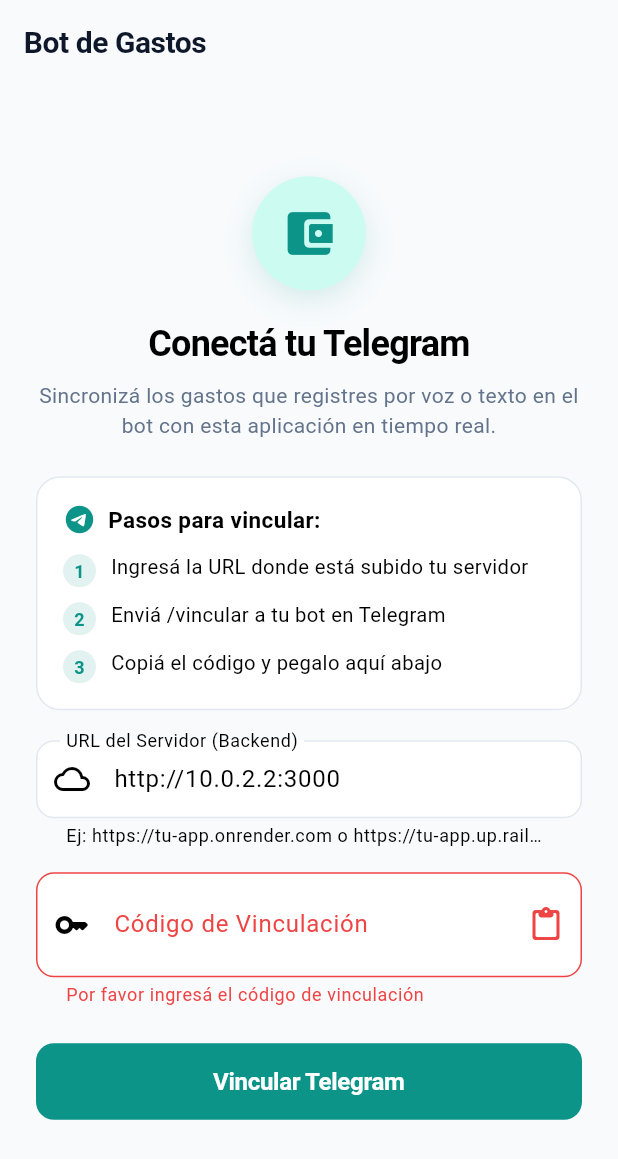
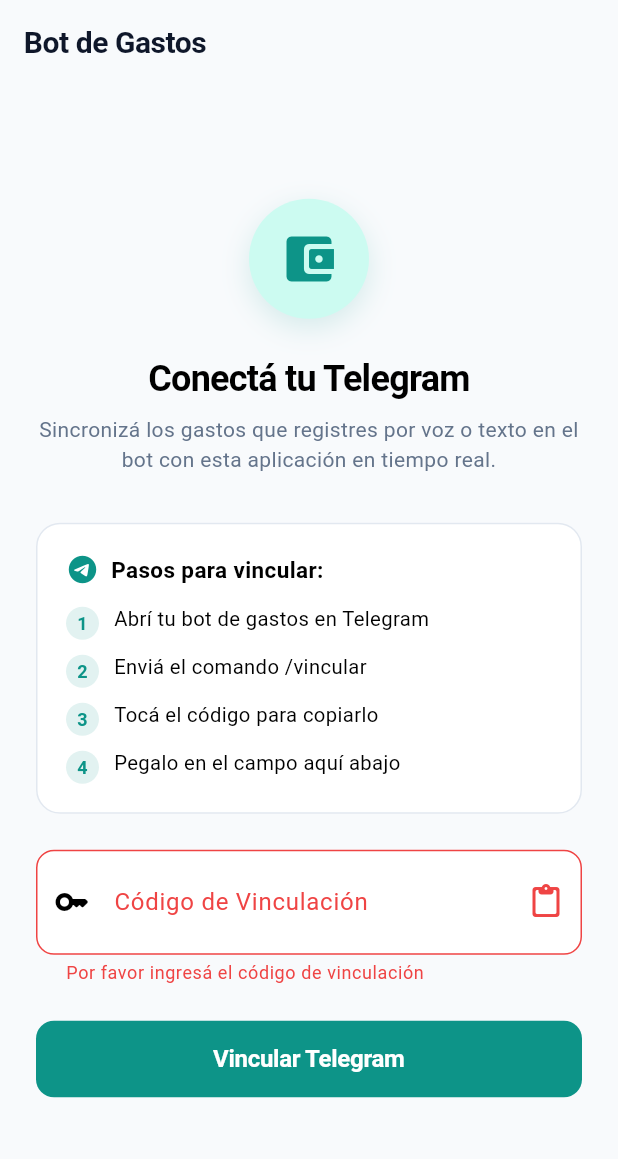
Before and after one commit to Santiago-Carrizo7/bot-gastos, a Flutter app: the screen it shows after launch, after a tap on "Vincular Telegram", on a phone screen of 412 x 824 dp. Shown: the top 1159 px of the screen. Run offline on Flutter 3.47's test engine with Material 3 defaults, Android fonts, the phone set to English and light mode, and no system bars; our stand-ins replace dio, fl_chart, flutter_riverpod, flutter_secure_storage; network calls fail.

Commit message:
chore(mobile): configurar url de produccion fija en cliente api

```diff
--- a/mobile/lib/core/api/api_endpoints.dart
+++ b/mobile/lib/core/api/api_endpoints.dart
@@ -1,21 +1,5 @@
-import 'package:flutter/foundation.dart';
-
 class ApiEndpoints {
-  static String get defaultBaseUrl {
-    if (kIsWeb) {
-      return 'http://localhost:3000';
-    }
-    switch (defaultTargetPlatform) {
-      case TargetPlatform.android:
-        return 'http://10.0.2.2:3000';
-      case TargetPlatform.iOS:
-      case TargetPlatform.windows:
-      case TargetPlatform.macOS:
-      case TargetPlatform.linux:
-      default:
-        return 'http://localhost:3000';
-    }
-  }
+  static const String defaultBaseUrl = 'https://bot-gastos-nezr.onrender.com';
 
   // Endpoints
   static const String health = '/health';
--- a/mobile/lib/features/auth/presentation/link_screen.dart
+++ b/mobile/lib/features/auth/presentation/link_screen.dart
@@ -1,8 +1,6 @@
 import 'package:flutter/material.dart';
 import 'package:flutter/services.dart';
 import 'package:flutter_riverpod/flutter_riverpod.dart';
-import '../../../core/api/api_endpoints.dart';
-import '../../../core/providers/core_providers.dart';
 import '../../../core/theme/app_colors.dart';
 import '../providers/auth_provider.dart';
 
@@ -15,31 +13,13 @@
 
 class _LinkScreenState extends ConsumerState<LinkScreen> {
   final TextEditingController _tokenController = TextEditingController();
-  final TextEditingController _urlController = TextEditingController();
   final _formKey = GlobalKey<FormState>();
   bool _isLoading = false;
   String? _errorMessage;
 
   @override
-  void initState() {
-    super.initState();
-    _loadCurrentUrl();
-  }
-
-  Future<void> _loadCurrentUrl() async {
-    final storage = ref.read(secureStorageProvider);
-    final savedUrl = await storage.getApiBaseUrl();
-    if (mounted) {
-      setState(() {
-        _urlController.text = savedUrl ?? ApiEndpoints.defaultBaseUrl;
-      });
-    }
-  }
-
-  @override
   void dispose() {
     _tokenController.dispose();
-    _urlController.dispose();
     super.dispose();
   }
 
@@ -61,13 +41,6 @@
       _errorMessage = null;
     });
 
-    // Guardar primero la URL del servidor ingresada
-    var cleanUrl = _urlController.text.trim();
-    if (cleanUrl.endsWith('/')) {
-      cleanUrl = cleanUrl.substring(0, cleanUrl.length - 1);
-    }
-    await ref.read(secureStorageProvider).saveApiBaseUrl(cleanUrl);
-
     final success = await ref
         .read(authNotifierProvider.notifier)
         .linkAccount(_tokenController.text.trim());
@@ -82,7 +55,7 @@
       final authState = ref.read(authNotifierProvider);
       setState(() {
         _errorMessage = authState.errorMessage ??
-            'No se pudo conectar con el servidor ($cleanUrl). Verificá la URL del backend y el código de vinculación.';
+            'No se pudo vincular la cuenta. Verificá que el código sea correcto y tu conexión a internet.';
       });
     }
   }
@@ -108,8 +81,8 @@
                   // Icono Hero
                   Center(
                     child: Container(
-                      width: 76,
-                      height: 76,
+                      width: 80,
+                      height: 80,
                       decoration: BoxDecoration(
                         color: isDark
                             ? AppColors.surfaceDark
@@ -125,12 +98,12 @@
                       ),
                       child: const Icon(
                         Icons.account_balance_wallet_rounded,
-                        size: 38,
+                        size: 40,
                         color: AppColors.primary,
                       ),
                     ),
                   ),
-                  const SizedBox(height: 20),
+                  const SizedBox(height: 24),
 
                   // Título & Subtítulo
                   Text(
@@ -153,12 +126,12 @@
                       height: 1.4,
                     ),
                   ),
-                  const SizedBox(height: 24),
+                  const SizedBox(height: 32),
 
                   // Card de Instrucciones
                   Card(
                     child: Padding(
-                      padding: const EdgeInsets.all(18.0),
+                      padding: const EdgeInsets.all(20.0),
                       child: Column(
                         crossAxisAlignment: CrossAxisAlignment.start,
                         children: [
@@ -181,38 +154,16 @@
                               ),
                             ],
                           ),
-                          const SizedBox(height: 12),
-                          _buildStepItem('1', 'Ingresá la URL donde está subido tu servidor'),
-                          _buildStepItem('2', 'Enviá /vincular a tu bot en Telegram'),
-                          _buildStepItem('3', 'Copiá el código y pegalo aquí abajo', isLast: true),
+                          const SizedBox(height: 14),
+                          _buildStepItem('1', 'Abrí tu bot de gastos en Telegram'),
+                          _buildStepItem('2', 'Enviá el comando /vincular'),
+                          _buildStepItem('3', 'Tocá el código para copiarlo'),
+                          _buildStepItem('4', 'Pegalo en el campo aquí abajo', isLast: true),
                         ],
                       ),
                     ),
                   ),
-                  const SizedBox(height: 20),
-
-                  // Campo de URL del Servidor Remoto
-                  TextFormField(
-                    controller: _urlController,
-                    keyboardType: TextInputType.url,
-                    decoration: const InputDecoration(
-                      labelText: 'URL del Servidor (Backend)',
-                      hintText: 'https://tu-backend.onrender.com',
-                      helperText: 'Ej: https://tu-app.onrender.com o https://tu-app.up.railway.app',
-                      prefixIcon: Icon(Icons.cloud_outlined),
-                    ),
-                    validator: (value) {
-                      if (value == null || value.trim().isEmpty) {
-                        return 'Ingresá la URL de tu servidor backend';
-                      }
-                      if (!value.trim().startsWith('http://') &&
-                          !value.trim().startsWith('https://')) {
-                        return 'La URL debe comenzar con https:// o http://';
-                      }
-                      return null;
-                    },
-                  ),
-                  const SizedBox(height: 16),
+                  const SizedBox(height: 24),
 
                   // Campo de Token
                   TextFormField(
@@ -221,7 +172,7 @@
                     minLines: 1,
                     decoration: InputDecoration(
                       labelText: 'Código de Vinculación',
-                      hintText: 'Pegá el código obtenido con /vincular...',
+                      hintText: 'Pegá el código obtenido de Telegram...',
                       prefixIcon: const Icon(Icons.key_rounded),
                       suffixIcon: IconButton(
                         icon: const Icon(Icons.content_paste_rounded),
@@ -280,13 +231,23 @@
                       padding: const EdgeInsets.symmetric(vertical: 16),
                     ),
                     child: _isLoading
-                        ? const SizedBox(
+                        ? const Row(
+                            mainAxisAlignment: MainAxisAlignment.center,
+                            children: [
+                              SizedBox(
                                 height: 20,
                                 width: 20,
                                 child: CircularProgressIndicator(
                                   strokeWidth: 2,
                                   color: Colors.white,
                                 ),
+                              ),
+                              SizedBox(width: 12),
+                              Text(
+                                'Conectando...',
+                                style: TextStyle(fontSize: 16),
+                              ),
+                            ],
                           )
                         : const Text(
                             'Vincular Telegram',
```
Also changed, not shown: mobile/lib/core/api/api_client.dart (+1 -11 lines), mobile/lib/features/settings/presentation/settings_screen.dart (+1 -66 lines). Lines whose indentation alone changed are shown as unchanged.
